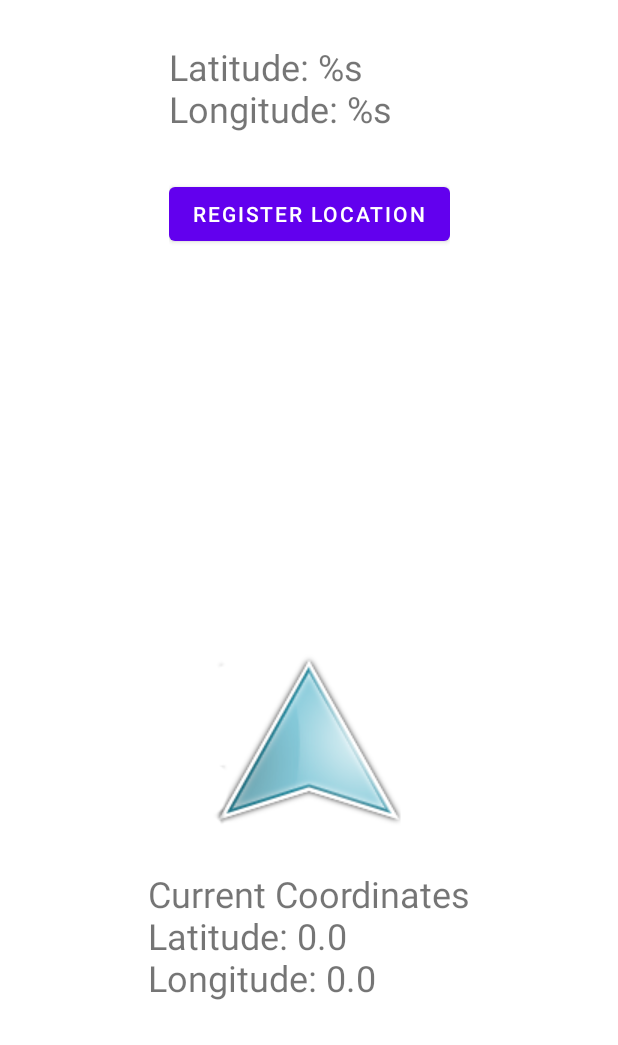
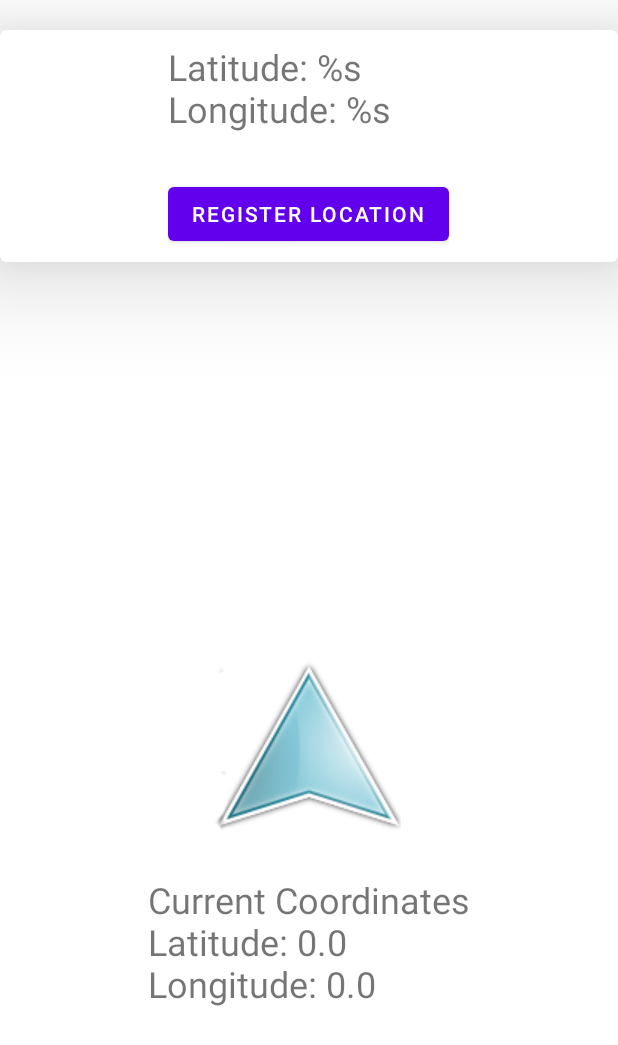
Before and after one commit to Reaster0/Mobile-Find, an Android app: the layout activity_main.xml on its own in the app's theme, with its tools: preview values and no code run, on a phone screen of 412 x 824 dp. Shown: the top 1045 px of the screen. Run offline under Robolectric (Android 15) with nearby library versions, the phone set to English and light mode, and no system bars.

Commit message:
trying to improve the front

```diff
--- a/app/src/main/res/layout/activity_main.xml
+++ b/app/src/main/res/layout/activity_main.xml
@@ -6,16 +6,24 @@
     android:layout_height="match_parent"
     tools:context=".MainActivity">
 
-    <LinearLayout
-        android:id="@+id/llPositionInfo"
-        android:layout_width="wrap_content"
+    <androidx.cardview.widget.CardView
+        android:id="@+id/cvPositionInfo"
+        android:layout_width="match_parent"
         android:layout_height="wrap_content"
+        app:cardElevation="40dp"
+        app:cardCornerRadius="4dp"
         app:layout_constraintEnd_toEndOf="parent"
         app:layout_constraintStart_toStartOf="parent"
         app:layout_constraintTop_toTopOf="parent"
         android:layout_marginTop="20dp"
-        android:paddingTop="8dp"
-        android:orientation="vertical">
+        android:paddingTop="8dp">
+
+    <LinearLayout
+        android:layout_width="wrap_content"
+        android:layout_height="wrap_content"
+        android:padding="8dp"
+        android:orientation="vertical"
+        android:layout_gravity="center">
 
         <TextView
             android:id="@+id/tvSavedCoordinates"
@@ -36,12 +44,14 @@
 
             />
     </LinearLayout>
+    </androidx.cardview.widget.CardView>
+
 
     <ImageView
         android:id="@+id/ivDirectionArrow"
         android:layout_width="match_parent"
         android:layout_height="wrap_content"
-        app:layout_constraintTop_toBottomOf="@id/llPositionInfo"
+        app:layout_constraintTop_toBottomOf="@id/cvPositionInfo"
         app:layout_constraintStart_toStartOf="parent"
         app:layout_constraintEnd_toEndOf="parent"
         app:layout_constraintBottom_toBottomOf="parent"
```
